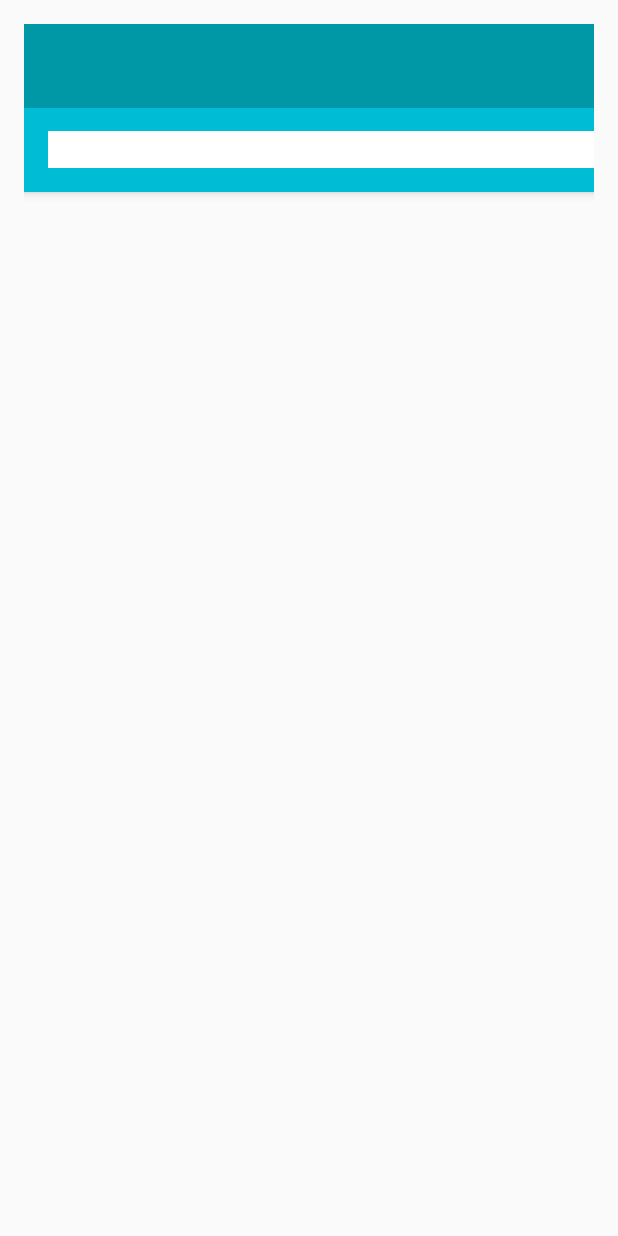
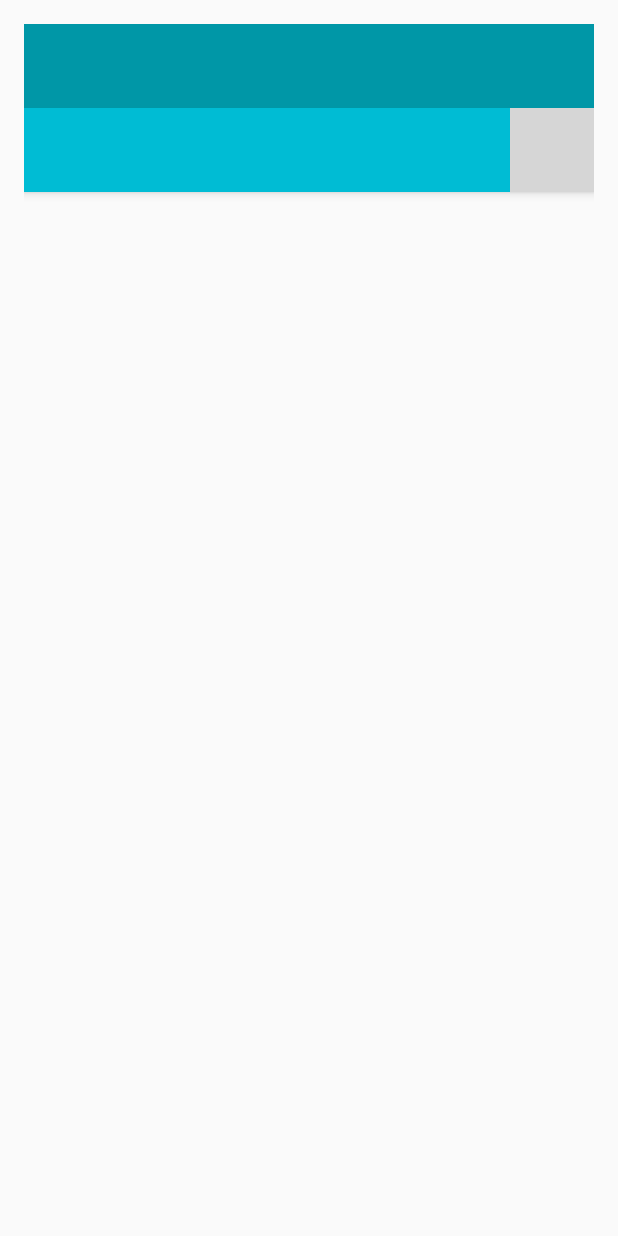
Before and after one commit to 0x2539/smarthack-book-library, an Android app: the layout activity_main.xml on its own in the app's theme, with its tools: preview values and no code run, on a phone screen of 412 x 824 dp. Run offline under Robolectric (Android 15) with nearby library versions, the phone set to English and light mode, and no system bars; grey boxes are pictures that could not be loaded.

Commit message:
fully working search

```diff
--- a/SmartLibraryAndroid/app/build.gradle
+++ b/SmartLibraryAndroid/app/build.gradle
@@ -10,6 +10,8 @@ android {
         versionCode 1
         versionName "1.0"
         testInstrumentationRunner "android.support.test.runner.AndroidJUnitRunner"
+
+        vectorDrawables.useSupportLibrary = true
     }
     buildTypes {
         release {
--- /dev/null
+++ b/SmartLibraryAndroid/app/src/main/res/drawable/ic_arrow_back_black_24dp.xml
@@ -0,0 +1,9 @@
+<vector xmlns:android="http://schemas.android.com/apk/res/android"
+        android:width="24dp"
+        android:height="24dp"
+        android:viewportWidth="24.0"
+        android:viewportHeight="24.0">
+    <path
+        android:fillColor="@color/black"
+        android:pathData="M20,11H7.83l5.59,-5.59L12,4l-8,8 8,8 1.41,-1.41L7.83,13H20v-2z"/>
+</vector>
--- a/SmartLibraryAndroid/app/src/main/res/layout/activity_main.xml
+++ b/SmartLibraryAndroid/app/src/main/res/layout/activity_main.xml
@@ -37,25 +37,49 @@
                         <!--<EditText-->
                         <!--android:layout_width="match_parent"-->
                         <!--android:layout_height="wrap_content" />-->
-                        <EditText
-                            android:id="@+id/activity_main_search_edittext"
+                    </android.support.v7.widget.Toolbar>
+
+                    <RelativeLayout
+                        android:layout_width="match_parent"
+                        android:layout_height="?attr/actionBarSize">
+
+                        <RelativeLayout
+                            android:id="@+id/activity_main_search_relativelayout"
                             android:layout_width="match_parent"
-                            android:layout_height="wrap_content"
-                            android:background="@color/white"/>
-                    </android.support.v7.widget.Toolbar>
+                            android:layout_height="match_parent"
+                            android:visibility="gone">
+                            <EditText
+                                android:id="@+id/activity_main_search_edittext"
+                                android:layout_width="match_parent"
+                                android:layout_height="match_parent"
+                                android:background="@color/white"
+                                android:paddingLeft="64dp"
+                                android:paddingTop="@dimen/activity_horizontal_margin"
+                                android:paddingRight="@dimen/activity_horizontal_margin"
+                                android:paddingBottom="@dimen/activity_horizontal_margin"/>
+                            <android.support.v7.widget.AppCompatImageView
+                                android:id="@+id/activity_main_back_button_search_button"
+                                android:layout_width="?attr/actionBarSize"
+                                android:layout_height="?attr/actionBarSize"
+                                android:scaleType="center"
+                                android:foreground="?attr/selectableItemBackground"
+                                app:srcCompat="@drawable/ic_arrow_back_black_24dp"
+                                android:clickable="true"/>
+                        </RelativeLayout>
+                        <android.support.v7.widget.AppCompatImageView
+                            android:id="@+id/activity_main_search_imageview"
+                            android:layout_width="?attr/actionBarSize"
+                            android:layout_height="?attr/actionBarSize"
+                            android:layout_alignParentRight="true"
+                            android:scaleType="center"
+                            android:foreground="?attr/selectableItemBackground"
+                            app:srcCompat="@drawable/ic_action_action_search"
+                            android:clickable="true"/>
+                    </RelativeLayout>
 
 
                 </RelativeLayout>
             </android.support.design.widget.AppBarLayout>
-
-
-            <android.support.v7.widget.Toolbar
-                android:id="@+id/toolbar"
-                android:layout_width="match_parent"
-                android:layout_height="?attr/actionBarSize"
-                android:background="#607D8B"
-                android:theme="@style/ThemeOverlay.AppCompat.Dark.ActionBar"
-                app:popupTheme="@style/ThemeOverlay.AppCompat.Light" />
 
             <ListView
                 android:id="@+id/activity_main_all_books_listview"
--- a/SmartLibraryAndroid/app/src/main/res/menu/menu_main.xml
+++ b/SmartLibraryAndroid/app/src/main/res/menu/menu_main.xml
@@ -4,10 +4,4 @@
     xmlns:app="http://schemas.android.com/apk/res-auto"
     tools:context=".MainActivity">
 
-    <item
-        android:id="@+id/action_search"
-        android:icon="@drawable/ic_action_action_search"
-        android:orderInCategory="100"
-        android:title="@string/abc_search_hint"
-        app:showAsAction="always" />
 </menu>
```
Also changed, not shown: SmartLibraryAndroid/app/src/main/java/com/example/alexbuicescu/smartlibraryandroid/activities/MainActivity.java (+93 -33 lines), SmartLibraryAndroid/app/src/main/res/anim/alpha_full_to_none.xml (added, +8 -0 lines), SmartLibraryAndroid/app/src/main/res/anim/alpha_none_to_full.xml (added, +8 -0 lines), SmartLibraryAndroid/app/src/main/res/anim/translate_full_to_zero.xml (added, +8 -0 lines), SmartLibraryAndroid/app/src/main/res/anim/translate_zero_to_full.xml (added, +8 -0 lines).
